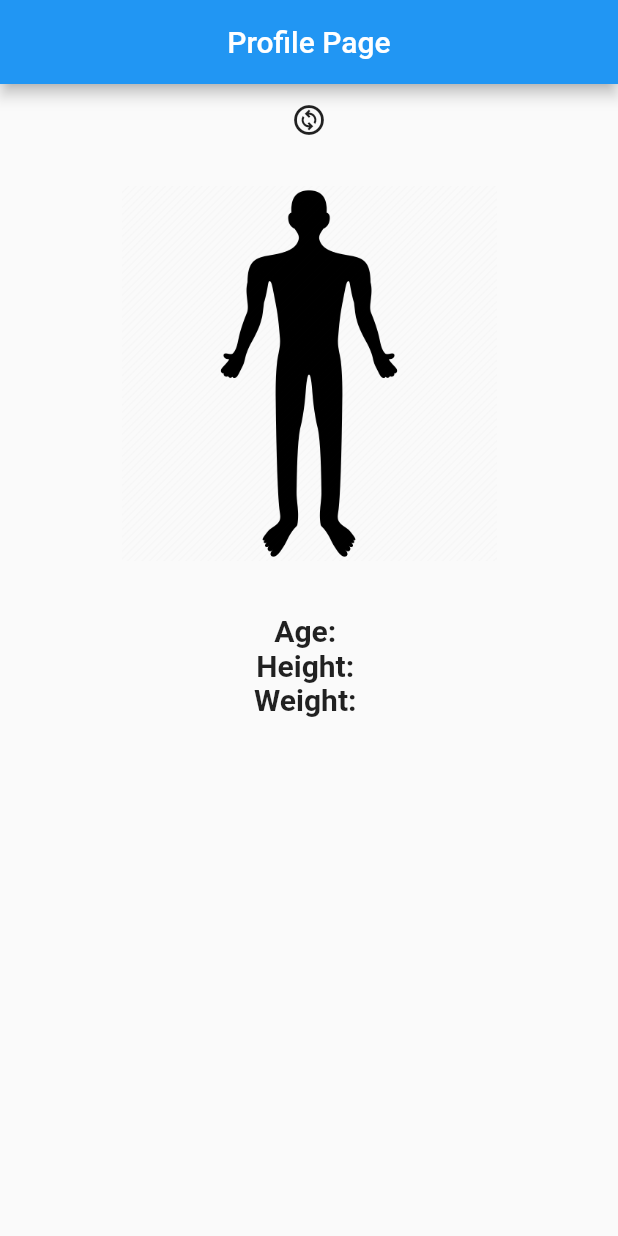
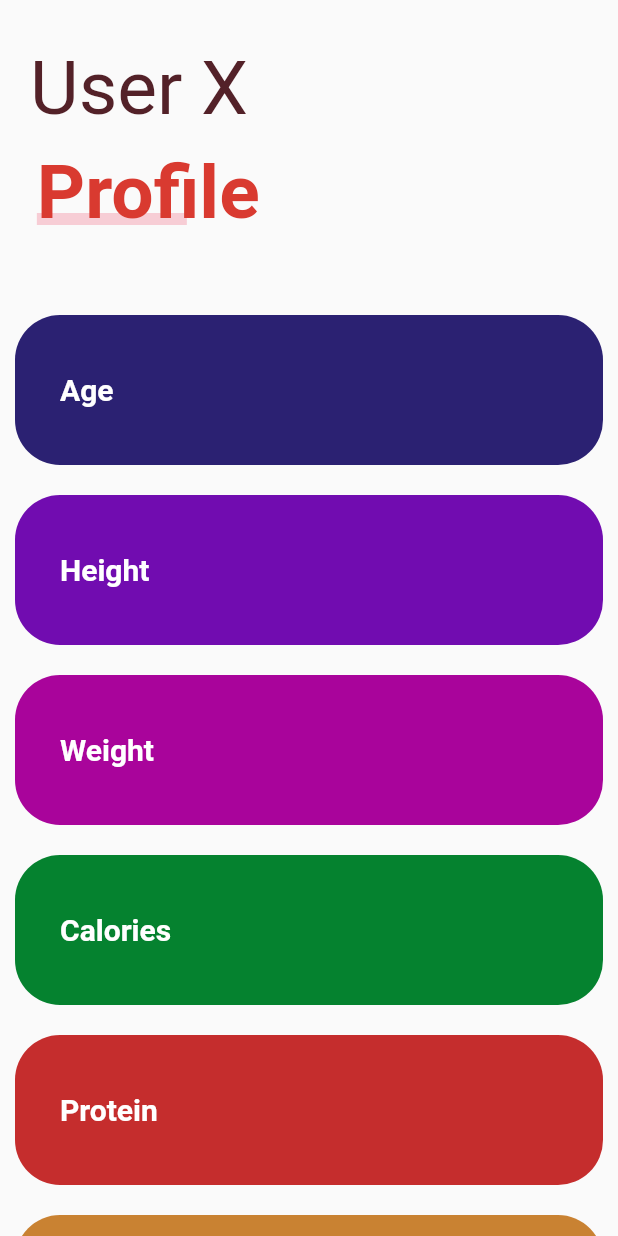
Before and after one commit to ibrahimkonc/calori_tracker, a Flutter app: the screen it shows after launch, on a phone screen of 412 x 824 dp. Run offline on Flutter 3.47's test engine with Material 2 defaults, Android fonts, the light colour scheme and no system bars; our stand-ins replace firebase_auth, firebase_core; accounts and stored records are empty.

Commit message:
profile page

```diff
--- a/lib/main.dart
+++ b/lib/main.dart
@@ -34,7 +34,7 @@ class MyApp extends StatelessWidget {
       theme: currentTheme,
       debugShowCheckedModeBanner: false,
       title: 'Flutter Demo',
-      home: const ProfilePage(),
+      home: const SliverListPage(),
     );
   }
 }
--- /dev/null
+++ b/lib/models/user_model.dart
@@ -0,0 +1,116 @@
+// ignore_for_file: public_member_api_docs, sort_constructors_first
+import 'dart:convert';
+
+class User {
+  int? id;
+  int? age;
+  double? height;
+  double? weight;
+  String? email;
+  String? password;
+  String? image;
+  String? firstName;
+  String? lastName;
+  User({
+    this.id,
+    this.age,
+    this.height,
+    this.weight,
+    this.email,
+    this.password,
+    this.image,
+    this.firstName,
+    this.lastName,
+  });
+
+
+  User copyWith({
+    int? id,
+    int? age,
+    double? height,
+    double? weight,
+    String? email,
+    String? password,
+    String? image,
+    String? firstName,
+    String? lastName,
+  }) {
+    return User(
+      id: id ?? this.id,
+      age: age ?? this.age,
+      height: height ?? this.height,
+      weight: weight ?? this.weight,
+      email: email ?? this.email,
+      password: password ?? this.password,
+      image: image ?? this.image,
+      firstName: firstName ?? this.firstName,
+      lastName: lastName ?? this.lastName,
+    );
+  }
+
+  Map<String, dynamic> toMap() {
+    return <String, dynamic>{
+      'id': id,
+      'age': age,
+      'height': height,
+      'weight': weight,
+      'email': email,
+      'password': password,
+      'image': image,
+      'firstName': firstName,
+      'lastName': lastName,
+    };
+  }
+
+  factory User.fromMap(Map<String, dynamic> map) {
+    return User(
+      id: map['id'] != null ? map['id'] as int : null,
+      age: map['age'] != null ? map['age'] as int : null,
+      height: map['height'] != null ? map['height'] as double : null,
+      weight: map['weight'] != null ? map['weight'] as double : null,
+      email: map['email'] != null ? map['email'] as String : null,
+      password: map['password'] != null ? map['password'] as String : null,
+      image: map['image'] != null ? map['image'] as String : null,
+      firstName: map['firstName'] != null ? map['firstName'] as String : null,
+      lastName: map['lastName'] != null ? map['lastName'] as String : null,
+    );
+  }
+
+  String toJson() => json.encode(toMap());
+
+  factory User.fromJson(String source) => User.fromMap(json.decode(source) as Map<String, dynamic>);
+
+  @override
+  String toString() {
+    return 'User(id: $id, age: $age, height: $height, weight: $weight, email: $email, password: $password, image: $image, firstName: $firstName, lastName: $lastName)';
+  }
+
+  @override
+  bool operator ==(covariant User other) {
+    if (identical(this, other)) return true;
+
+    return
+      other.id == id &&
+      other.age == age &&
+      other.height == height &&
+      other.weight == weight &&
+      other.email == email &&
+      other.password == password &&
+      other.image == image &&
+      other.firstName == firstName &&
+      other.lastName == lastName;
+  }
+
+  @override
+  int get hashCode {
+    return id.hashCode ^
+      age.hashCode ^
+      height.hashCode ^
+      weight.hashCode ^
+      email.hashCode ^
+      password.hashCode ^
+      image.hashCode ^
+      firstName.hashCode ^
+      lastName.hashCode;
+  }
+}
--- a/lib/screens/profile.dart
+++ b/lib/screens/profile.dart
@@ -1,83 +1,266 @@
-// ignore_for_file: public_member_api_docs, sort_constructors_first
 import 'package:flutter/material.dart';
+import 'package:provider/provider.dart';
 
-class ProfilePage extends StatefulWidget {
-  const ProfilePage({
-    Key? key,
-  }) : super(key: key);
+import '../providers/theme_provider.dart';
 
-  @override
-  State<ProfilePage> createState() => _ProfilePageState();
-}
-
-class _ProfilePageState extends State<ProfilePage> {
-  bool userGender = true;
+class SliverListPage extends StatelessWidget {
+  const SliverListPage({super.key});
 
   @override
   Widget build(BuildContext context) {
     return Scaffold(
-      appBar: userGender == true
-          ? AppBar(
-              centerTitle: true,
-              title: Text("Profile Page"),
-              backgroundColor: Colors.blue,
-            )
-          : AppBar(
-              centerTitle: true,
-              title: Text("Profile Page"),
-              backgroundColor: Colors.pink,
-            ),
-      body: Column(
+        body: SafeArea(
+      child: Stack(
         children: [
-          IconButton(
-              onPressed: () {
-                setState(() {
-                  userGender = !userGender;
-                });
-              },
-              icon: Icon(Icons.change_circle_outlined)),
-          Padding(
-            padding: const EdgeInsets.all(20.0),
-            child: Row(
-              mainAxisAlignment: MainAxisAlignment.center,
-              children: [
-                userGender == true
-                    ? Image.asset(
-                        "assets/images/men.png",
-                        width: 250,
-                        height: 250,
-                        fit: BoxFit.fill,
-                      )
-                    : Image.asset(
-                        "assets/images/women.png",
-                        width: 250,
-                        height: 250,
-                        fit: BoxFit.fill,
-                      ),
-              ],
+          _MainScroll(),
+        ],
+      ),
+    ));
+  }
+}
+
+class _MainScroll extends StatelessWidget {
+  final items = [
+    const _ListItem('Age', Color.fromARGB(255, 43, 33, 114)),
+    const _ListItem('Height', Color.fromARGB(255, 113, 12, 176)),
+    const _ListItem('Weight', Color.fromARGB(255, 169, 4, 155)),
+    const _ListItem('Calories', Color.fromARGB(255, 5, 130, 47)),
+    const _ListItem('Protein', Color.fromARGB(220, 189, 12, 12)),
+    const _ListItem('Carbs', Color.fromARGB(255, 201, 130, 50)),
+    const _ListItem('Fat', Color.fromARGB(255, 243, 165, 3)),
+  ];
+
+  @override
+  Widget build(BuildContext context) {
+    final appTheme = Provider.of<ThemeChanger>(context).currentTheme;
+
+    return CustomScrollView(
+      physics: const BouncingScrollPhysics(),
+      slivers: [
+        // SliverAppBar(
+        //   floating: true,
+        //   elevation: 0,
+        //   backgroundColor: Colors.red,
+        //   title: Text('Hola Mundo'),
+        // ),
+        SliverPersistentHeader(
+          floating: true,
+          delegate: _SliverCustomHeaderDelegate(
+            maxHeight: 170,
+            minHeight: 200,
+            child: Container(
+              alignment: Alignment.centerLeft,
+              color: appTheme.scaffoldBackgroundColor,
+              child: _Titulo(),
             ),
           ),
-          Padding(
-            padding: const EdgeInsets.only(top: 15.0),
-            child: Column(
-              children: [
-                Text(
-                  "Age: ",
-                  style: TextStyle(fontSize: 20, fontWeight: FontWeight.bold),
-                ),
-                Text(
-                  "Height: ",
-                  style: TextStyle(fontSize: 20, fontWeight: FontWeight.bold),
-                ),
-                Text(
-                  "Weight: ",
-                  style: TextStyle(fontSize: 20, fontWeight: FontWeight.bold),
-                ),
-              ],
-            ),
-          )
-        ],
-      ),
+        ),
+        SliverList(
+          delegate: SliverChildListDelegate([
+            ...items,
+            const SizedBox(
+              height: 100,
+            )
+          ]),
+        )
+      ],
     );
   }
 }
+
+class _SliverCustomHeaderDelegate extends SliverPersistentHeaderDelegate {
+  final double minHeight;
+  final double maxHeight;
+  final Widget child;
+
+  _SliverCustomHeaderDelegate(
+      {required this.minHeight, required this.maxHeight, required this.child});
+
+  @override
+  Widget build(
+      BuildContext context, double shrinkOffset, bool overlapsContent) {
+    return SizedBox.expand(child: child);
+  }
+
+  @override
+  double get maxExtent => (minHeight > maxHeight) ? minHeight : maxHeight;
+  // double get maxExtent => maxHeight;
+
+  @override
+  double get minExtent => (minHeight < maxHeight) ? minHeight : maxHeight;
+  // double get minExtent => minHeight;
+
+  @override
+  bool shouldRebuild(covariant _SliverCustomHeaderDelegate oldDelegate) {
+    return maxHeight != oldDelegate.maxHeight ||
+        minHeight != oldDelegate.minHeight ||
+        child != oldDelegate.child;
+  }
+}
+
+class _Titulo extends StatelessWidget {
+  @override
+  Widget build(BuildContext context) {
+    final appTheme = Provider.of<ThemeChanger>(context);
+
+    return Column(
+      children: [
+        const SizedBox(height: 20),
+        Container(
+          margin: const EdgeInsets.symmetric(horizontal: 20, vertical: 10),
+          child: Text(
+            'User X ',
+            style: TextStyle(
+                color: (appTheme.darkTheme)
+                    ? Colors.grey
+                    : const Color(0xff532128),
+                fontSize: 50),
+          ),
+        ),
+        Stack(
+          children: [
+            const SizedBox(
+              width: 100,
+            ),
+            Positioned(
+              bottom: 8,
+              child: Container(
+                height: 8,
+                width: 100,
+                color: (appTheme.darkTheme)
+                    ? Colors.grey
+                    : const Color(0xfff7cdd5),
+              ),
+            ),
+            const Text(
+              'Profile',
+              style: TextStyle(
+                  color: Color(0xffd93a30),
+                  fontSize: 50,
+                  fontWeight: FontWeight.bold),
+            ),
+          ],
+        )
+      ],
+    );
+  }
+}
+
+// ignore: unused_element
+class _ListaTareas extends StatelessWidget {
+  final items = [
+    const _ListItem('Orange', Color(0xffF08F66)),
+    const _ListItem('Family', Color(0xffF2A38A)),
+    const _ListItem('Subscriptions', Color(0xffF7CDD5)),
+    const _ListItem('Books', Color(0xffFCEBAF)),
+    const _ListItem('Orange', Color(0xffF08F66)),
+    const _ListItem('Family', Color(0xffF2A38A)),
+    const _ListItem('Subscriptions', Color(0xffF7CDD5)),
+    const _ListItem('Books', Color(0xffFCEBAF)),
+  ];
+
+  @override
+  Widget build(BuildContext context) {
+    return ListView.builder(
+      physics: const BouncingScrollPhysics(),
+      itemCount: items.length,
+      itemBuilder: (context, index) => items[index],
+    );
+  }
+}
+
+class _ListItem extends StatelessWidget {
+  final String titulo;
+  final Color color;
+
+  const _ListItem(this.titulo, this.color);
+
+  @override
+  Widget build(BuildContext context) {
+    final appTheme = Provider.of<ThemeChanger>(context);
+
+    return Container(
+      alignment: Alignment.centerLeft,
+      padding: const EdgeInsets.all(30),
+      height: 100,
+      margin: const EdgeInsets.all(10),
+      decoration: BoxDecoration(
+          color: color,
+          // color: (appTheme.darkTheme) ? Colors.grey : color,
+          borderRadius: BorderRadius.circular(30)),
+      child: Text(
+        titulo,
+        style: TextStyle(
+            color: (appTheme.darkTheme) ? Colors.black87 : Colors.white,
+            fontWeight: FontWeight.bold,
+            fontSize: 20),
+      ),
+      // child: ,
+    );
+  }
+}
+
+// // ignore_for_file: public_member_api_docs, sort_constructors_first
+// import 'package:flutter/material.dart';
+
+// class ProfilePage extends StatefulWidget {
+//   const ProfilePage({
+//     Key? key,
+//   }) : super(key: key);
+
+//   @override
+//   State<ProfilePage> createState() => _ProfilePageState();
+// }
+
+// class _ProfilePageState extends State<ProfilePage> {
+//   bool userGender = true;
+
+//   @override
+//   Widget build(BuildContext context) {
+//     return Scaffold(
+//       appBar: userGender == true
+//           ? AppBar(
+//               centerTitle: true,
+//               title: Text("Profile Page"),
+//               backgroundColor: Colors.blue,
+//             )
+//           : AppBar(
+//               centerTitle: true,
+//               title: Text("Profile Page"),
+//               backgroundColor: Colors.pink,
+//             ),
+//       body: Column(
+//         children: [
+//           IconButton(
+//               onPressed: () {
+//                 setState(() {
+//                   userGender = !userGender;
+//                 });
+//               },
+//               icon: Icon(Icons.change_circle_outlined)),
+//           Padding(
+//             padding: const EdgeInsets.all(20.0),
+//             child: Row(
+//               mainAxisAlignment: MainAxisAlignment.center,
+//               children: [
+//                 userGender == true
+//                     ? Image.asset(
+//                         "assets/images/men.png",
+//                         width: 250,
+//                         height: 250,
+//                         fit: BoxFit.fill,
+//                       )
+//                     : Image.asset(
+//                         "assets/images/women.png",
+//                         width: 250,
+//                         height: 250,
+//                         fit: BoxFit.fill,
+//                       ),
+//               ],
+//             ),
+//           ),
+//         ],
+//       ),
+//     );
+//   }
+// }
```
